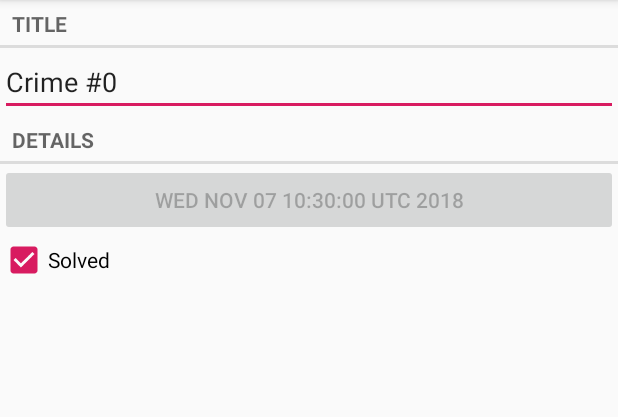
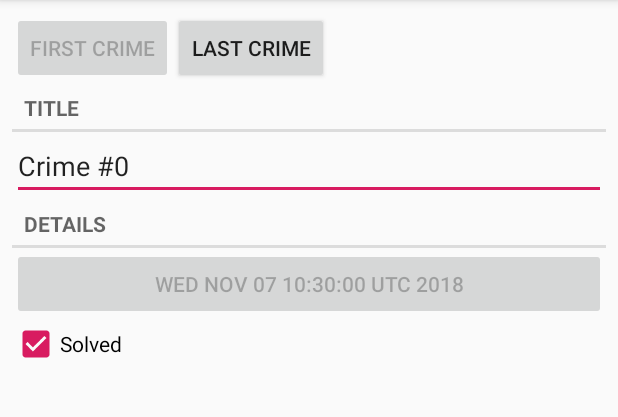
Before and after one commit to maxdk9/CriminalIntent, an Android app: the screen it shows after launch (CrimeActivity before the commit, CrimePageActivity after it), after a tap on an icon or button, on a phone screen of 412 x 824 dp, the part 84-501 px from its top. Run offline under Robolectric (Android 15) with nearby library versions, the phone set to English and light mode, and no system bars.

Commit message:
endchapter11

```diff
--- a/app/src/main/AndroidManifest.xml
+++ b/app/src/main/AndroidManifest.xml
@@ -9,7 +9,7 @@
         android:roundIcon="@mipmap/ic_launcher_round"
         android:supportsRtl="true"
         android:theme="@style/AppTheme">
-        <activity android:name=".CrimeActivity">
+        <activity android:name=".page.CrimePageActivity">
         </activity>
 
         <activity android:name=".CrimeListActivity">
--- a/app/src/main/java/criminalintent/and/mazzy/criminalintent/CrimeActivity.java
+++ /dev/null
@@ -1,34 +0,0 @@
-package criminalintent.and.mazzy.criminalintent;
-
-import android.content.Context;
-import android.content.Intent;
-import android.support.v4.app.Fragment;
-import android.support.v4.app.FragmentManager;
-import android.support.v7.app.AppCompatActivity;
-import android.os.Bundle;
-
-import java.util.UUID;
-
-public class CrimeActivity extends SingleFragmentActivity {
-
-    private static final String EXTRA_CRIME_ID = "extra_crime_id";
-
-
-
-
-
-    public static Intent newIntent(Context context, UUID crimeuuid) {
-        Intent intent = new Intent(context, CrimeActivity.class);
-        intent.putExtra(EXTRA_CRIME_ID, crimeuuid);
-        return intent;
-    }
-
-    @Override
-    protected Fragment createFragment() {
-        UUID crimeuuid = (UUID) getIntent().getSerializableExtra(EXTRA_CRIME_ID);
-        return CrimeFragment.getInstance(crimeuuid);
-    }
-
-
-
-}
--- a/app/src/main/java/criminalintent/and/mazzy/criminalintent/CrimeLab.java
+++ b/app/src/main/java/criminalintent/and/mazzy/criminalintent/CrimeLab.java
@@ -6,13 +6,13 @@ import java.util.ArrayList;
 import java.util.List;
 import java.util.UUID;
 
-class CrimeLab {
+public class CrimeLab {
     private static  CrimeLab ourInstance ;
     private List<Crime> mCrimes;
     private List <UUID> changed=new ArrayList<UUID>();
 
 
-    static CrimeLab getInstance(Context context) {
+    public static CrimeLab getInstance(Context context) {
 
         if (ourInstance == null) {
             ourInstance = new CrimeLab(context);
--- a/app/src/main/java/criminalintent/and/mazzy/criminalintent/CrimeListActivity.java
+++ b/app/src/main/java/criminalintent/and/mazzy/criminalintent/CrimeListActivity.java
@@ -10,5 +10,6 @@ public class CrimeListActivity extends SingleFragmentActivity {
     protected Fragment createFragment() {
         Fragment fragment = new CrimeListFragment();
         return fragment;
+
     }
 }
--- a/app/src/main/java/criminalintent/and/mazzy/criminalintent/CrimeListFragment.java
+++ b/app/src/main/java/criminalintent/and/mazzy/criminalintent/CrimeListFragment.java
@@ -20,6 +20,8 @@ import java.util.ArrayList;
 import java.util.List;
 import java.util.UUID;
 
+import criminalintent.and.mazzy.criminalintent.page.CrimePageActivity;
+
 public class CrimeListFragment extends Fragment {
     private final int POSITION_TAG=1001;
 
@@ -30,14 +32,7 @@ public class CrimeListFragment extends Fragment {
     @Nullable
     @Override
     public View onCreateView(@NonNull LayoutInflater inflater, @Nullable ViewGroup container, @Nullable Bundle savedInstanceState) {
-        /*View view = inflater.inflate(R.layout.fragment_crime_list, container, false);
-        mRecyclerView = view.findViewById(R.id.);
-
-        mRecyclerView.setLayoutManager(new LinearLayoutManager(this.getActivity()));*/
-
-
         View view = inflater.inflate(R.layout.fragment_crime_list, container, false);
-
         mCrimeRecycleView = (RecyclerView) view.findViewById(R.id.crime_recycler_listview);
         mCrimeRecycleView.setLayoutManager(new LinearLayoutManager(getActivity()));
 
@@ -101,12 +96,10 @@ public class CrimeListFragment extends Fragment {
 
         @Override
         public void onClick(View view) {
-//            String toastMessage = "" + mCrime.getTitle() + " is clicked";
-//            Toast.makeText(getActivity(), toastMessage, Toast.LENGTH_SHORT).show();
+            changedList.add(getAdapterPosition());
+            //Intent intent = CrimeActivity.newIntent(getActivity(),mCrime.getUid());
+            Intent intent = CrimePageActivity.newIntent(getActivity(), mCrime.getUid());
 
-
-            changedList.add(getAdapterPosition());
-            Intent intent = CrimeActivity.newIntent(getActivity(),mCrime.getUid());
             startActivity(intent);
         }
     }
@@ -135,16 +128,12 @@ public class CrimeListFragment extends Fragment {
         @Override
         public int getItemViewType(int position) {
             Crime crime = mCrimeList.get(position);
-//            if (crime.isRequiredPolice()) {
-//                return R.layout.list_item_policecrime;
-//            }
             return R.layout.list_item_crime;
         }
 
         @Override
         public void onBindViewHolder(@NonNull CrimeHolder holder, int position) {
             Crime crime = mCrimeList.get(position);
-
             holder.bind(crime);
         }
 
--- a/app/src/main/java/criminalintent/and/mazzy/criminalintent/page/CrimePageActivity.java
+++ b/app/src/main/java/criminalintent/and/mazzy/criminalintent/page/CrimePageActivity.java
@@ -1,15 +1,138 @@
 package criminalintent.and.mazzy.criminalintent.page;
 
+import android.content.Context;
+import android.content.Intent;
 import android.os.Bundle;
 import android.support.annotation.Nullable;
+import android.support.v4.app.Fragment;
+import android.support.v4.app.FragmentManager;
+import android.support.v4.app.FragmentPagerAdapter;
+import android.support.v4.view.ViewPager;
 import android.support.v7.app.AppCompatActivity;
+import android.util.Log;
+import android.view.MotionEvent;
+import android.view.View;
+import android.widget.Button;
 
+
+import java.util.ArrayList;
+import java.util.List;
+import java.util.UUID;
+
+
+import criminalintent.and.mazzy.criminalintent.Crime;
+
+import criminalintent.and.mazzy.criminalintent.CrimeFragment;
+import criminalintent.and.mazzy.criminalintent.CrimeLab;
 import criminalintent.and.mazzy.criminalintent.R;
 
-public class CrimePageActivity extends AppCompatActivity {
+public class CrimePageActivity extends AppCompatActivity implements View.OnClickListener {
+
+
+    public static final String EXTRA_CRIME_ID="criminalintent.and.mazzy.criminalintent.page";
+    ViewPager mViewPager;
+    List<Crime> mCrimes;
+    Button btnFirstCrime;
+    Button btnLastCrime;
+
+
+
+    public static Intent newIntent(Context context, UUID uuid) {
+        Intent res=new Intent(context,CrimePageActivity.class);
+        res.putExtra(CrimePageActivity.EXTRA_CRIME_ID, uuid);
+        return res;
+    }
+
     @Override
     protected void onCreate(@Nullable Bundle savedInstanceState) {
         super.onCreate(savedInstanceState);
         setContentView(R.layout.activity_crime_pager);
+        btnFirstCrime = findViewById(R.id.buttonFirst);
+        btnLastCrime = findViewById(R.id.buttonLast);
+        btnFirstCrime.setOnTouchListener(new View.OnTouchListener() {
+            @Override
+            public boolean onTouch(View view, MotionEvent motionEvent) {
+
+                mViewPager.setCurrentItem(0);
+                UpdateUI();
+                return true;
+            }
+        });
+
+        btnLastCrime.setOnTouchListener(new View.OnTouchListener() {
+            @Override
+            public boolean onTouch(View view, MotionEvent motionEvent) {
+                mViewPager.setCurrentItem(mCrimes.size() - 1);
+                UpdateUI();
+                return true;
+            }
+        });
+
+        UUID uuid = (UUID) getIntent().getSerializableExtra(EXTRA_CRIME_ID);
+
+        mViewPager = findViewById(R.id.crime_view_pager);
+
+          FragmentManager fragmentManager = getSupportFragmentManager();
+        mCrimes = CrimeLab.getInstance(this).getCrimes();
+
+
+        int currentItemIndex=0;
+        for (Crime crime : mCrimes) {
+            if (crime.getUid().equals(uuid)) {
+                currentItemIndex = mCrimes.indexOf(crime);
+                break;
+            }
+        }
+
+
+        mViewPager.setAdapter(new FragmentPagerAdapter(fragmentManager) {
+            @Override
+            public Fragment getItem(int position) {
+                Crime crime = mCrimes.get(position);
+                return CrimeFragment.getInstance(crime.getUid());
+            }
+
+            @Override
+            public int getCount() {
+                return mCrimes.size();
+            }
+        });
+
+        mViewPager.setCurrentItem(currentItemIndex);
+        UpdateUI();
+
+    }
+
+    @Override
+    public void onClick(View view) {
+
+        Log.d("onClick","Start onclick listener");
+        switch (view.getId()){
+            case R.id.buttonFirst:
+                mViewPager.setCurrentItem(0);
+                UpdateUI();
+                break;
+
+            case R.id.buttonLast:
+                mViewPager.setCurrentItem(mCrimes.size()-1);
+                UpdateUI();
+                break;
+
+                default:
+                    break;
+
+        }
+
+    }
+
+    private void UpdateUI() {
+        btnLastCrime.setEnabled(true);
+        btnFirstCrime.setEnabled(true);
+        if (mViewPager.getCurrentItem() == mCrimes.size() - 1) {
+            btnLastCrime.setEnabled(false);
+        }
+        if (mViewPager.getCurrentItem() == 0) {
+            btnFirstCrime.setEnabled(false);
+        }
     }
 }
--- a/app/src/main/res/layout/activity_crime_pager.xml
+++ b/app/src/main/res/layout/activity_crime_pager.xml
@@ -1,7 +1,32 @@
 <?xml version="1.0" encoding="utf-8"?>
-<android.support.v4.view.ViewPager
-    xmlns:android="http://schemas.android.com/apk/res/android"
+<LinearLayout xmlns:android="http://schemas.android.com/apk/res/android"
+              android:layout_width="match_parent"
+              android:layout_height="match_parent"
+              android:orientation="vertical"
+              android:padding="8dp">
+<LinearLayout
+    android:orientation="horizontal"
     android:layout_width="match_parent"
-    android:layout_height="match_parent">
+    android:layout_height="wrap_content">
+    <Button
+        android:id="@+id/buttonFirst"
+        android:text="@string/firstcrime"
+        android:layout_width="wrap_content"
+        android:layout_height="wrap_content"/>
+    <Button
+        android:id="@+id/buttonLast"
+        android:text="@string/lastcrime"
+        android:layout_width="wrap_content"
+        android:layout_height="wrap_content"/>
 
-</android.support.v4.view.ViewPager>
+</LinearLayout>
+
+    <android.support.v4.view.ViewPager
+        xmlns:android="http://schemas.android.com/apk/res/android"
+        android:id="@+id/crime_view_pager"
+        android:layout_width="match_parent"
+        android:layout_height="match_parent">
+    </android.support.v4.view.ViewPager>
+
+
+</LinearLayout>
--- a/app/src/main/res/values/strings.xml
+++ b/app/src/main/res/values/strings.xml
@@ -5,4 +5,6 @@
     <string name="crime_details_label">Details</string>
     <string name="crime_solved_label">Solved</string>
     <string name="callpolice">Call Police</string>
+    <string name="lastcrime">Last Crime</string>
+    <string name="firstcrime">First Crime</string>
 </resources>
```
